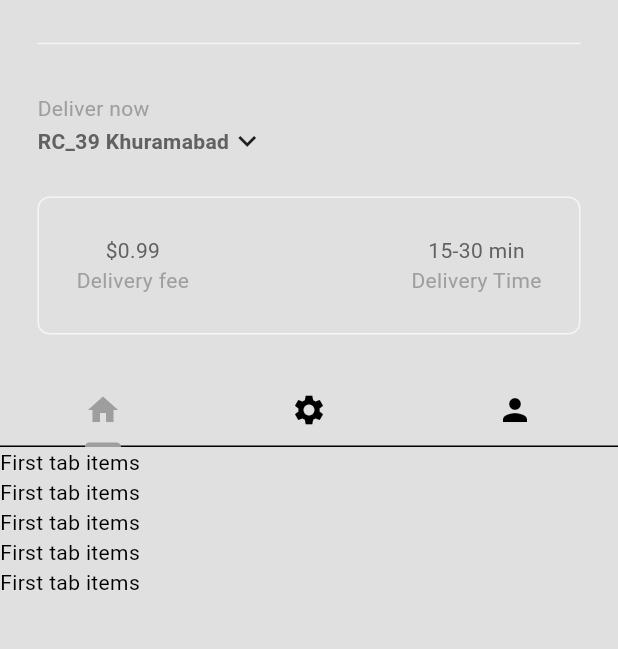
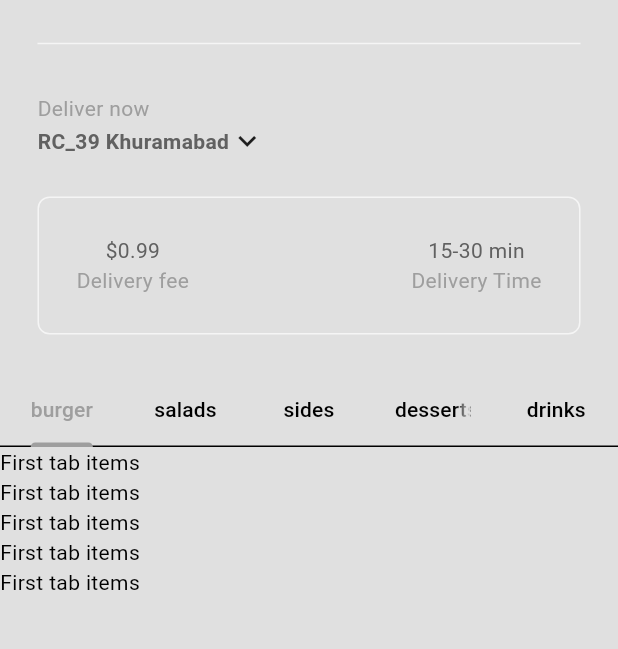
Before and after one commit to HashirSaudKhan/FULL-Food-Delivery-App-w-Backend, a Flutter app: the HomePage screen opened directly, on a phone screen of 412 x 824 dp, the part 63-712 px from its top. Run offline on Flutter 3.47's test engine with Material 3 defaults, Android fonts, the phone set to English and light mode, and no system bars.

Commit message:
create model for restaurant

```diff
--- a/lib/components/my_tab_bar.dart
+++ b/lib/components/my_tab_bar.dart
@@ -1,24 +1,61 @@
 import 'package:flutter/material.dart';
+import 'package:full_food_delivery_app_with_backend/models/food.dart';
 
 class MyTabBar extends StatelessWidget {
   final TabController tabController;
-  const MyTabBar({super.key,required this.tabController});
+  const MyTabBar({
+    super.key,
+    required this.tabController});
+
+  List<Tab> _buildCategoryTabs(){
+    /*FoodCatagories.values provides an iterable of all the values in the FoodCatagories enum. For example,
+    [FoodCatagories.burger, FoodCatagories.salads, FoodCatagories.sides, FoodCatagories.desserts, FoodCatagories.drinks]
+    */
+
+    //.map()
+    /*
+    The .map() method takes a function as an argument.
+    This function will be applied to each element of the iterable (FoodCatagories.values).
+    In this example, the function (category) { return Tab(...) } takes each category
+    (which is an enum value) and transforms it into a Tab widget.
+    */
+
+    return FoodCatagories.values.map(
+      (category){
+        return Tab(
+          /*
+          category.toString() converts the enum value to a string, e.g., FoodCatagories.burger.
+          .split('.') splits the string at the period, resulting in ["FoodCatagories", "burger"].
+          .last takes the last element of the split array, which is the category name ("burger").
+          Tab(text: ...) creates a new Tab widget with the text set to the category name.
+          */
+          text: category.toString().split('.').last,
+        );
+
+        /*
+        The .map() method returns an iterable of the transformed elements (Tab widgets in this case).e.g
+        (Tab(text: 'burger'), Tab(text: 'salads'), Tab(text: 'sides'), Tab(text: 'desserts'), Tab(text: 'drinks'))
+        .toList() converts this iterable into a list.
+        [Tab(text: 'burger'), Tab(text: 'salads'), Tab(text: 'sides'), Tab(text: 'desserts'), Tab(text: 'drinks')]
+        */
+
+      }).toList();
+
+      /*
+      For FoodCatagories.burger:
+      category.toString() -> "FoodCatagories.burger"
+      .split('.') -> ["FoodCatagories", "burger"]
+      .last -> "burger"
+      Tab(text: 'burger') creates a Tab widget with the text "burger".
+      */
+  }
 
   @override
   Widget build(BuildContext context) {
+
     return  TabBar(
       controller: tabController,
-      tabs: const [
-        //1st tab
-        Tab(icon: Icon(Icons.home),),
-
-        //2nd tab
-        Tab(icon: Icon(Icons.settings),),
-
-        //3rd tab
-        Tab(icon: Icon(Icons.person),),
-
-      ]
+      tabs: _buildCategoryTabs()
 
       );
   }
--- a/lib/models/food.dart
+++ b/lib/models/food.dart
@@ -0,0 +1,43 @@
+// food items
+
+class Food{
+  final String name; // Cheese Burger
+  final String description; // a burger full of cheese
+  final String imagePath; // lib/images/cheese.burger.png
+  final double price; //4.99
+  final FoodCatagories catagory; // burger
+  final List<Addon> availableAddons; // [extra cheese , sauce , extra patty]
+
+  Food({
+    required this.name,
+    required this.description,
+    required this.imagePath,
+    required this.price,
+    required this.catagory,
+    required this.availableAddons,
+
+  });
+
+}
+
+//Food Catagories
+enum  FoodCatagories{
+  burger,
+  salads,
+  sides,
+  desserts,
+  drinks
+
+}
+
+// Food Addons
+class Addon {
+  String name;
+  double price;
+
+  Addon({
+    required this.name,
+    required this.price
+  });
+
+}
--- a/lib/pages/home_page.dart
+++ b/lib/pages/home_page.dart
@@ -4,6 +4,7 @@ import 'package:full_food_delivery_app_with_backend/components/my_description_bo
 import 'package:full_food_delivery_app_with_backend/components/my_drawer.dart';
 import 'package:full_food_delivery_app_with_backend/components/my_silver_app_bar.dart';
 import 'package:full_food_delivery_app_with_backend/components/my_tab_bar.dart';
+import 'package:full_food_delivery_app_with_backend/models/food.dart';
 
 class HomePage extends StatefulWidget {
   const HomePage({super.key});
@@ -21,7 +22,7 @@ class _HomePageState extends State<HomePage> with SingleTickerProviderStateMixin
   void initState() {
     // TODO: implement initState
     super.initState();
-    _tabController = TabController(length: 3, vsync: this);
+    _tabController = TabController(length: FoodCatagories.values.length, vsync: this);
   }
 
   @override
@@ -70,6 +71,12 @@ class _HomePageState extends State<HomePage> with SingleTickerProviderStateMixin
             ListView.builder(
               itemCount: 5,
               itemBuilder: (context,index)=> const Text('Third tab items')),
+            ListView.builder(
+              itemCount: 5,
+              itemBuilder: (context,index)=> const Text('Fourth tab items')),
+            ListView.builder(
+              itemCount: 5,
+              itemBuilder: (context,index)=> const Text('Five tab items')),
           ],),
       ),
 
```
Also changed, not shown: lib/models/restaurant.dart (added, +373 -0 lines), pubspec.yaml (+6 -2 lines), lib/images/burgers/food-photographer-E94j3rMcxlw-unsplash.jpg (added), 1 other file.
